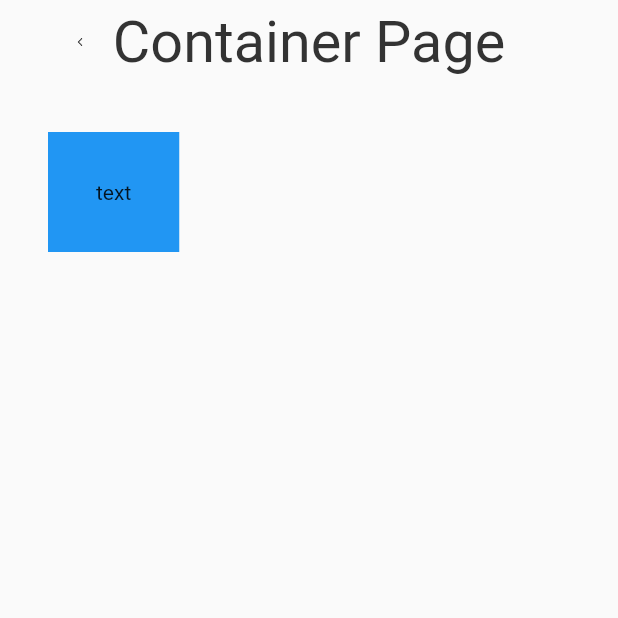
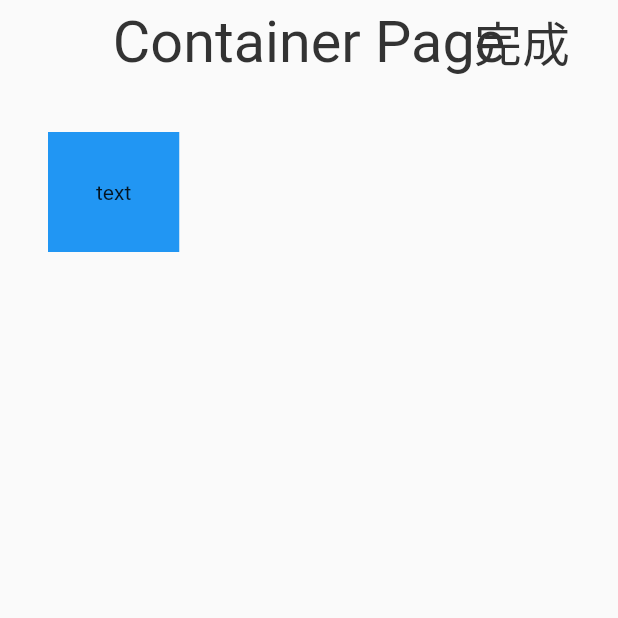
Before and after one commit to shouzhong/demo1, a Flutter app: the screen it shows after launch, after a tap on "Container", on a phone screen of 412 x 824 dp, the top half of it. Run offline on Flutter 3.47's test engine with Material 2 defaults, Android fonts, the phone set to English and light mode, and no system bars; our stand-ins replace cached_network_image, fluttertoast.

Commit message:
2020-06-15

```diff
--- a/lib/aspect_ration_page.dart
+++ b/lib/aspect_ration_page.dart
@@ -16,7 +16,7 @@ class _AspectRatioPageState extends State<AspectRatioPage> {
       appBar: MyAppBar(title: "AspectRatio Page",),
       body: Center(
         child: Container(
-          height: size(200),
+          height: 200.mpx,
           child: AspectRatio(
             aspectRatio: 1.5,
             child: Container(color: Colors.blue,),
--- a/lib/column_page.dart
+++ b/lib/column_page.dart
@@ -18,17 +18,17 @@ class _ColumnPageState extends State<ColumnPage> {
         mainAxisAlignment: MainAxisAlignment.center,
         children: [
           Container(
-            height: size(200),
+            height: 200.mpx,
             alignment: Alignment.center,
             child: Text("item1"),
           ),
           Container(
-            height: size(200),
+            height: 200.mpx,
             alignment: Alignment.center,
             child: Text("item2"),
           ),
           Container(
-            height: size(200),
+            height: 200.mpx,
             alignment: Alignment.center,
             child: Text("item3"),
           ),
--- a/lib/container_page.dart
+++ b/lib/container_page.dart
@@ -13,10 +13,22 @@ class _ContainerPageState extends State<ContainerPage> {
   @override
   Widget build(BuildContext context) {
     return Scaffold(
-      appBar: MyAppBar(title: "Container Page",),
+      appBar: MyAppBar(
+        title: "Container Page",
+        widget: Container(
+          padding: EdgeInsets.only(right: 30.mpx),
+          alignment: Alignment.centerRight,
+          child: GestureDetector(
+            onTap: () {
+              Navigator.pop(context);
+            },
+            child: Text("完成", style: TextStyle(color: Color(0xff333333), fontSize: 30.mpx),),
+          ),
+        ),
+      ),
       body: Container(
-        margin: EdgeInsets.all(size(30)),
-        padding: EdgeInsets.all(size(30)),
+        margin: EdgeInsets.all(30.mpx),
+        padding: EdgeInsets.all(30.mpx),
         color: Colors.blue,
         child: Text("text"),
       ),
--- a/lib/fitted_box_page.dart
+++ b/lib/fitted_box_page.dart
@@ -16,8 +16,8 @@ class _FittedBoxPageState extends State<FittedBoxPage> {
       appBar: MyAppBar(title: "FittedBox Page",),
       body: Center(
         child: Container(
-          width: size(200),
-          height: size(200),
+          width: 200.mpx,
+          height: 200.mpx,
           color: Colors.red,
           child: FittedBox(
             child: Container(
--- a/lib/list_view_page.dart
+++ b/lib/list_view_page.dart
@@ -16,11 +16,11 @@ class _ListViewPageState extends State<ListViewPage> {
       appBar: MyAppBar(title: "List Page",),
       body: ListView(
         shrinkWrap: true,
-        padding: EdgeInsets.all(size(30)),
+        padding: EdgeInsets.all(30.mpx),
         children: [
           for (int i = 0; i < 50; i++)
             Container(
-              padding: EdgeInsets.all(size(20)),
+              padding: EdgeInsets.all(20.mpx),
               child: Text("item$i"),
             )
         ],
--- a/lib/my_app_bar.dart
+++ b/lib/my_app_bar.dart
@@ -2,10 +2,11 @@ import 'package:demo1/utils.dart';
 import 'package:flutter/material.dart';
 
 class MyAppBar extends StatefulWidget implements PreferredSizeWidget {
-  MyAppBar({@required this.title, this.isBack = true});
+  MyAppBar({this.title, this.isBack = true, this.widget,});
 
   final String title;
   final bool isBack;
+  final Widget widget;
 
   @override
   State<StatefulWidget> createState() => MyAppBarState();
@@ -21,33 +22,37 @@ class MyAppBarState extends State<MyAppBar> {
 //      color: Colors.blue,
       child: SafeArea(
         top: true,
+        child: Container(
+          height: 88.mpx,
           child: Stack(
             children: [
               if (widget.isBack)
-              InkWell(
+                GestureDetector(
                     onTap: () {
                       Navigator.pop(context);
                     },
                     child: Container(
-                    height: size(88),
-                    padding: EdgeInsets.only(
-                        left: size(30), top: size(24), bottom: size(24)),
+                      padding: EdgeInsets.only(left: 30.mpx, top: 26.mpx, bottom: 26.mpx),
                       child: Image.asset(
                         "images/ic_arrow_left.png",
-                      width: size(40),
-                      height: size(40),
+                        width: 36.mpx,
+                        height: 36.mpx,
                       ),
-                  )),
+                    ),
+                ),
+              if (widget.title != null)
                 Container(
-              height: size(88),
                   alignment: Alignment.center,
                   child: Text(
                     widget.title,
                     textAlign: TextAlign.center,
-                style: TextStyle(fontSize: size(36), color: Color(0xff333333)),
+                    style: TextStyle(fontSize: 36.mpx, color: Color(0xff333333)),
                   ),
-            )
+                ),
+              if (widget.widget != null)
+                widget.widget,
             ],
+          ),
         ),
       ),
     );
--- a/lib/padding_page.dart
+++ b/lib/padding_page.dart
@@ -15,7 +15,7 @@ class _PaddingPageState extends State<PaddingPage> {
     return Scaffold(
       appBar: MyAppBar(title: "Padding Page",),
       body: Padding(
-        padding: EdgeInsets.all(size(30)),
+        padding: EdgeInsets.all(30.mpx),
         child: Text("text"),
       ),
     );
--- a/lib/route_page.dart
+++ b/lib/route_page.dart
@@ -49,12 +49,12 @@ class _RoutePageState extends State<RoutePage> {
       appBar: MyAppBar(title: "Route Page", isBack: false,),
       body: ListView(
         shrinkWrap: true,
-        padding: EdgeInsets.all(size(30)),
+        padding: EdgeInsets.all(30.mpx),
         children: [
           for (String item in tags)
             Container(
               alignment: Alignment.topCenter,
-              padding: EdgeInsets.all(size(10)),
+              padding: EdgeInsets.all(10.mpx),
               child: RaisedButton(
                 child: Text(item),
                 onPressed: () {
--- a/lib/row_page.dart
+++ b/lib/row_page.dart
@@ -19,17 +19,17 @@ class _RowPageState extends State<RowPage> {
         mainAxisAlignment: MainAxisAlignment.center,
         children: [
           Container(
-            width: size(250),
+            width: 250.mpx,
             alignment: Alignment.center,
             child: Text("item1"),
           ),
           Container(
-            width: size(250),
+            width: 250.mpx,
             alignment: Alignment.center,
             child: Text("item2"),
           ),
           Container(
-            width: size(250),
+            width: 250.mpx,
             alignment: Alignment.center,
             child: Text("item3"),
           ),
--- a/lib/utils.dart
+++ b/lib/utils.dart
@@ -10,3 +10,15 @@ final int adaptWidth = 750;
 double size(double d) {
   return d * screenWidth / adaptWidth;
 }
+
+extension IntFit on int {
+  double get mpx {
+    return size(this.toDouble());
+  }
+}
+
+extension DoubluFit on double {
+  double get mpx {
+    return size(this);
+  }
+}
--- a/lib/wrap_page.dart
+++ b/lib/wrap_page.dart
@@ -20,11 +20,11 @@ class _WrapPageState extends State<WrapPage>{
             Container(
               margin: EdgeInsets.symmetric(vertical: 5, horizontal: 5),
               decoration: BoxDecoration(
-                border: Border.all(color: Colors.blueAccent.withAlpha(60), width: size(2)),
-                borderRadius: BorderRadius.all(Radius.circular(size(10)))
+                border: Border.all(color: Colors.blueAccent.withAlpha(60), width: 2.mpx),
+                borderRadius: BorderRadius.all(Radius.circular(10.mpx))
               ),
               child: Container(
-                margin: EdgeInsets.all(size(20)),
+                margin: EdgeInsets.all(20.mpx),
                 child: Text("item$i"),
               ),
             ),
```
Also changed, not shown: lib/flow_page.dart (+9 -9 lines), lib/second_page.dart (+4 -4 lines), lib/stack_page.dart (+9 -9 lines), lib/table_page.dart (+4 -4 lines). Lines whose indentation alone changed are shown as unchanged.
